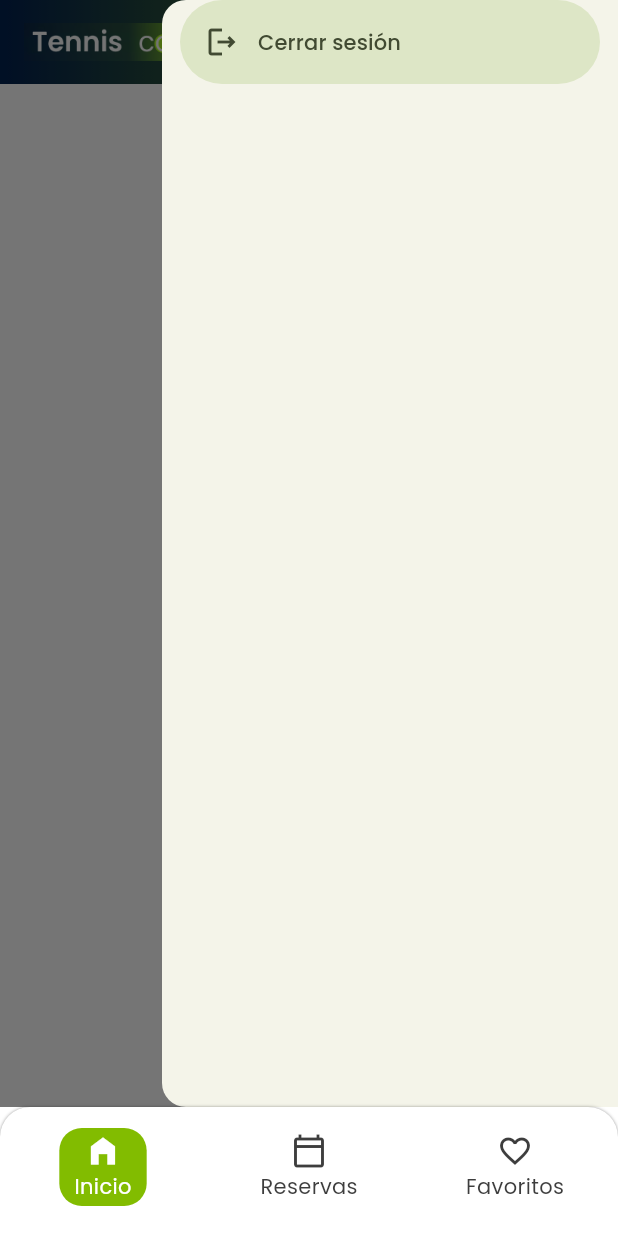
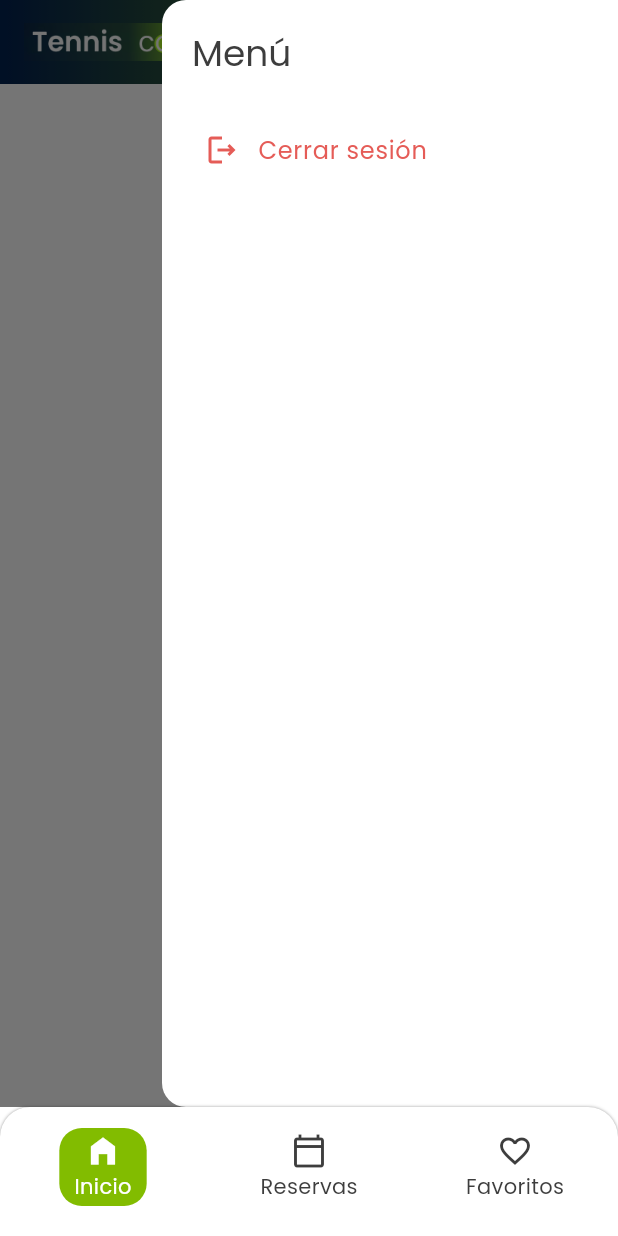
Before and after one commit to Danthology96/tennis-court-app, a Flutter app: the HomePage screen opened by its route, with the side drawer open, on a phone screen of 412 x 824 dp. Run offline on Flutter 3.47's test engine with Material 3 defaults, Android fonts, the phone set to English and light mode, and no system bars; our stand-ins replace bot_toast, equatable, flutter_bloc, flutter_form_builder, flutter_secure_storage, form_builder_validators and 2 more; accounts and stored records are empty; generated files the repository leaves out were written again.

Commit message:
🩹 Added sidemenu customization and fixed logout

```diff
--- a/lib/features/auth/infrastructure/entities/user.dart
+++ b/lib/features/auth/infrastructure/entities/user.dart
@@ -7,7 +7,6 @@ part 'user.g.dart';
 @collection
 class User {
   Id? isarId; // you can also use id = null to auto increment
-  @Index(unique: true)
   final String id;
   final String? token;
   final String names;
--- a/lib/features/shared/presentation/widgets/appbar/side_menu.dart
+++ b/lib/features/shared/presentation/widgets/appbar/side_menu.dart
@@ -1,4 +1,5 @@
 import 'package:flutter/material.dart';
+import 'package:flutter_bloc/flutter_bloc.dart';
 import 'package:go_router/go_router.dart';
 import 'package:tennis_court_app/features/auth/auth.dart';
 
@@ -14,19 +15,34 @@ class _SideMenuState extends State<SideMenu> {
 
   @override
   Widget build(BuildContext context) {
+    final colorScheme = Theme.of(context).colorScheme;
+    final textTheme = Theme.of(context).textTheme;
+    final authCubit = context.watch<AuthCubit>();
     return NavigationDrawer(
-        selectedIndex: navDrawerIndex,
+        backgroundColor: colorScheme.surface,
+        selectedIndex: null,
         onDestinationSelected: (int index) {
           setState(() {
             navDrawerIndex = index;
           });
           widget.scaffoldKey.currentState?.closeDrawer();
+          authCubit.logout();
           context.go(WelcomePage.path);
         },
-        children: const [
+        children: [
+          Padding(
+            padding: const EdgeInsets.only(bottom: 20, left: 20, top: 20),
+            child: Text("Menú", style: textTheme.headlineSmall),
+          ),
           NavigationDrawerDestination(
-            icon: Icon(Icons.logout_outlined),
-            label: Text("Cerrar sesión"),
+            icon: Icon(
+              Icons.logout_outlined,
+              color: colorScheme.error,
+            ),
+            label: Text(
+              "Cerrar sesión",
+              style: textTheme.bodyLarge?.copyWith(color: colorScheme.error),
+            ),
           ),
         ]);
   }
```
Also changed, not shown: lib/features/auth/infrastructure/entities/user.g.dart.
